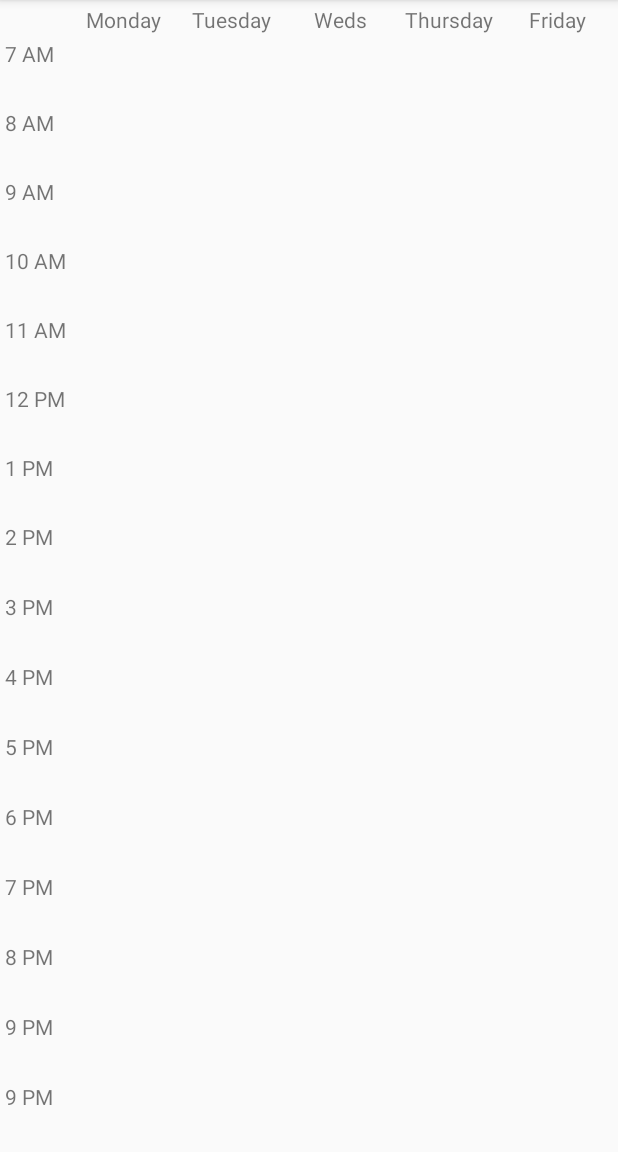
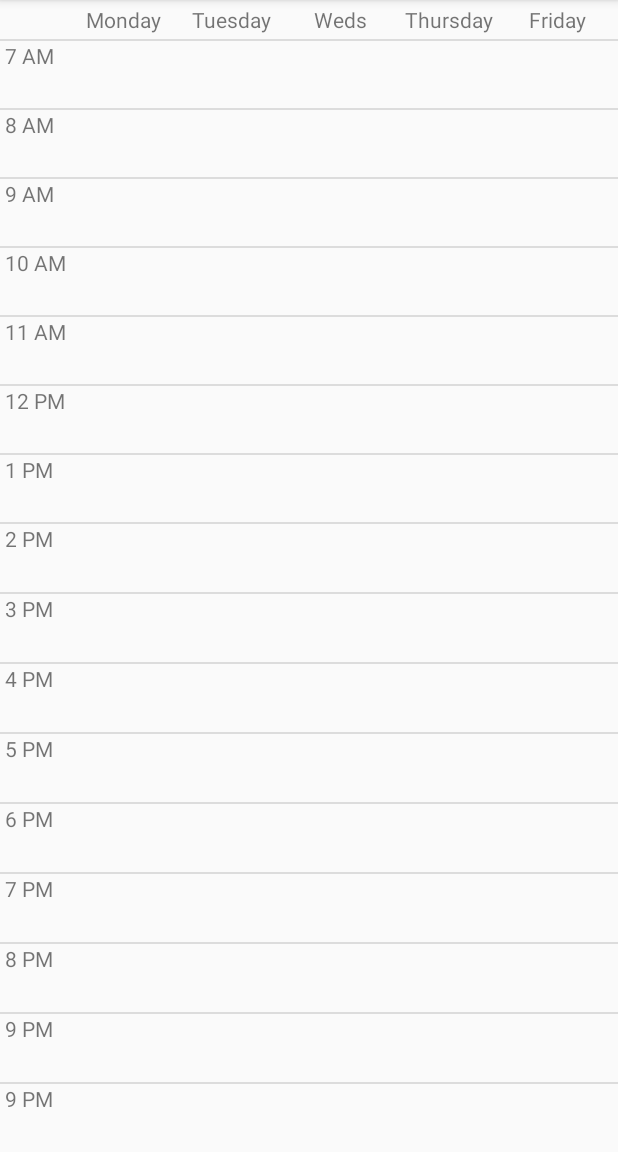
Before and after one commit to zdandoh/polyview, an Android app: the screen it shows after launch (MainActivity), on a phone screen of 412 x 824 dp, the part 84-1236 px from its top. Run offline under Robolectric (Android 15) with nearby library versions, the light colour scheme and no system bars; 5 statements that could not run were skipped.

Commit message:
Finished initial calendar work

```diff
--- a/app/build.gradle
+++ b/app/build.gradle
@@ -8,7 +8,7 @@ android {
     compileSdkVersion 28
     defaultConfig {
         applicationId "zandoh.com.polyview"
-        minSdkVersion 15
+        minSdkVersion 16
         targetSdkVersion 28
         versionCode 1
         versionName "1.0"
--- a/app/src/main/java/zandoh/com/polyview/CalendarActivity.kt
+++ b/app/src/main/java/zandoh/com/polyview/CalendarActivity.kt
@@ -1,13 +1,26 @@
 package zandoh.com.polyview
 
+import android.graphics.Color
 import android.os.Bundle
 import android.support.v4.app.Fragment
 import android.view.LayoutInflater
 import android.view.View
 import android.view.ViewGroup
+import kotlinx.android.synthetic.main.activity_calendar.*
 
 class CalendarActivity: Fragment() {
     override fun onCreateView(inflater: LayoutInflater, container: ViewGroup?, savedInstanceState: Bundle?): View? {
         return inflater.inflate(R.layout.activity_calendar, container, false)
     }
+
+    override fun onActivityCreated(savedInstanceState: Bundle?) {
+        super.onActivityCreated(savedInstanceState)
+
+        cal_cell_1_1.setBackgroundColor(0x88008000.toInt())
+        cal_cell_1_1.text = "CSC 349"
+
+        cal_cell_3_12.setBackgroundColor(0x88008000.toInt())
+        cal_cell_3_12.text = "Recruiting"
+        cal_cell_3_13.setBackgroundColor(0x88008000.toInt())
+    }
 }
--- a/app/src/main/java/zandoh/com/polyview/MainActivity.kt
+++ b/app/src/main/java/zandoh/com/polyview/MainActivity.kt
@@ -77,7 +77,7 @@ class MainActivity : AppCompatActivity(), NavigationView.OnNavigationItemSelecte
                 newFragment = CalendarActivity()
             }
             R.id.nav_comingup -> {
-
+                newFragment = ComingUpActivity()
             }
             R.id.nav_map -> {
 
--- a/app/src/main/res/layout/activity_calendar.xml
+++ b/app/src/main/res/layout/activity_calendar.xml
@@ -66,6 +66,12 @@
                 android:text="Friday" />
         </TableRow>
 
+        <View
+            android:id="@+id/divider"
+            android:layout_width="match_parent"
+            android:layout_height="1dp"
+            android:background="?android:attr/listDivider" />
+
         <TableRow
             android:layout_width="match_parent"
             android:layout_height="match_parent"
@@ -111,6 +117,12 @@
 
         </TableRow>
 
+        <View
+            android:id="@+id/divider2"
+            android:layout_width="match_parent"
+            android:layout_height="1dp"
+            android:background="?android:attr/listDivider" />
+
         <TableRow
             android:layout_width="match_parent"
             android:layout_height="match_parent"
@@ -154,6 +166,12 @@
                 android:layout_height="match_parent"
                 android:layout_weight="0.2" />
         </TableRow>
+
+        <View
+            android:id="@+id/divider3"
+            android:layout_width="match_parent"
+            android:layout_height="1dp"
+            android:background="?android:attr/listDivider" />
 
         <TableRow
             android:layout_width="match_parent"
@@ -199,6 +217,12 @@
                 android:layout_weight="0.2" />
         </TableRow>
 
+        <View
+            android:id="@+id/divider4"
+            android:layout_width="match_parent"
+            android:layout_height="1dp"
+            android:background="?android:attr/listDivider" />
+
         <TableRow
             android:layout_width="match_parent"
             android:layout_height="match_parent"
@@ -243,6 +267,11 @@
                 android:layout_weight="0.2" />
         </TableRow>
 
+        <View
+            android:id="@+id/divider5"
+            android:layout_width="match_parent"
+            android:layout_height="1dp"
+            android:background="?android:attr/listDivider" />
 
         <TableRow
             android:layout_width="match_parent"
@@ -288,6 +317,11 @@
                 android:layout_weight="0.2" />
         </TableRow>
 
+        <View
+            android:id="@+id/divider6"
+            android:layout_width="match_parent"
+            android:layout_height="1dp"
+            android:background="?android:attr/listDivider" />
 
         <TableRow
             android:layout_width="match_parent"
@@ -333,6 +367,11 @@
                 android:layout_weight="0.2" />
         </TableRow>
 
+        <View
+            android:id="@+id/divider7"
+            android:layout_width="match_parent"
+            android:layout_height="1dp"
+            android:background="?android:attr/listDivider" />
 
         <TableRow
             android:layout_width="match_parent"
@@ -378,6 +417,11 @@
                 android:layout_weight="0.2" />
         </TableRow>
 
+        <View
+            android:id="@+id/divider8"
+            android:layout_width="match_parent"
+            android:layout_height="1dp"
+            android:background="?android:attr/listDivider" />
 
         <TableRow
             android:layout_width="match_parent"
@@ -423,6 +467,11 @@
                 android:layout_weight="0.2" />
         </TableRow>
 
+        <View
+            android:id="@+id/divider9"
+            android:layout_width="match_parent"
+            android:layout_height="1dp"
+            android:background="?android:attr/listDivider" />
 
         <TableRow
             android:layout_width="match_parent"
@@ -468,6 +517,11 @@
                 android:layout_weight="0.2" />
         </TableRow>
 
+        <View
+            android:id="@+id/divider10"
+            android:layout_width="match_parent"
+            android:layout_height="1dp"
+            android:background="?android:attr/listDivider" />
 
         <TableRow
             android:layout_width="match_parent"
@@ -513,6 +567,11 @@
                 android:layout_weight="0.2" />
         </TableRow>
 
+        <View
+            android:id="@+id/divider11"
+            android:layout_width="match_parent"
+            android:layout_height="1dp"
+            android:background="?android:attr/listDivider" />
 
         <TableRow
             android:layout_width="match_parent"
@@ -558,6 +617,11 @@
                 android:layout_weight="0.2" />
         </TableRow>
 
+        <View
+            android:id="@+id/divider12"
+            android:layout_width="match_parent"
+            android:layout_height="1dp"
+            android:background="?android:attr/listDivider" />
 
         <TableRow
             android:layout_width="match_parent"
@@ -603,6 +667,11 @@
                 android:layout_weight="0.2" />
         </TableRow>
 
+        <View
+            android:id="@+id/divider13"
+            android:layout_width="match_parent"
+            android:layout_height="1dp"
+            android:background="?android:attr/listDivider" />
 
         <TableRow
             android:layout_width="match_parent"
@@ -648,6 +717,11 @@
                 android:layout_weight="0.2" />
         </TableRow>
 
+        <View
+            android:id="@+id/divider14"
+            android:layout_width="match_parent"
+            android:layout_height="1dp"
+            android:background="?android:attr/listDivider" />
 
         <TableRow
             android:layout_width="match_parent"
@@ -693,6 +767,11 @@
                 android:layout_weight="0.2" />
         </TableRow>
 
+        <View
+            android:id="@+id/divider15"
+            android:layout_width="match_parent"
+            android:layout_height="1dp"
+            android:background="?android:attr/listDivider" />
 
         <TableRow
             android:layout_width="match_parent"
@@ -737,6 +816,12 @@
                 android:layout_height="match_parent"
                 android:layout_weight="0.2" />
         </TableRow>
+
+        <View
+            android:id="@+id/divider16"
+            android:layout_width="match_parent"
+            android:layout_height="1dp"
+            android:background="?android:attr/listDivider" />
 
         <TableRow
             android:layout_width="match_parent"
--- /dev/null
+++ b/app/src/main/res/layout/comingup_list_item.xml
@@ -0,0 +1,6 @@
+<?xml version="1.0" encoding="utf-8"?>
+<android.support.constraint.ConstraintLayout
+    xmlns:android="http://schemas.android.com/apk/res/android" android:layout_width="match_parent"
+    android:layout_height="match_parent">
+
+</android.support.constraint.ConstraintLayout>
--- a/app/src/main/res/menu/activity_main_drawer.xml
+++ b/app/src/main/res/menu/activity_main_drawer.xml
@@ -23,7 +23,8 @@
         <item
             android:id="@+id/nav_map"
             android:icon="@android:drawable/ic_dialog_map"
-            android:title="Map" />
+            android:title="Map"
+            android:visible="false" />
     </group>
 
 </menu>
```
Also changed, not shown: app/src/main/java/zandoh/com/polyview/ComingUpActivity.kt (added, +17 -0 lines), app/src/main/res/drawable/border.xml (+15 -7 lines), app/src/main/res/layout/activity_comingup.xml (added, +17 -0 lines), app/src/main/AndroidManifest.xml (line endings or trailing spaces).
